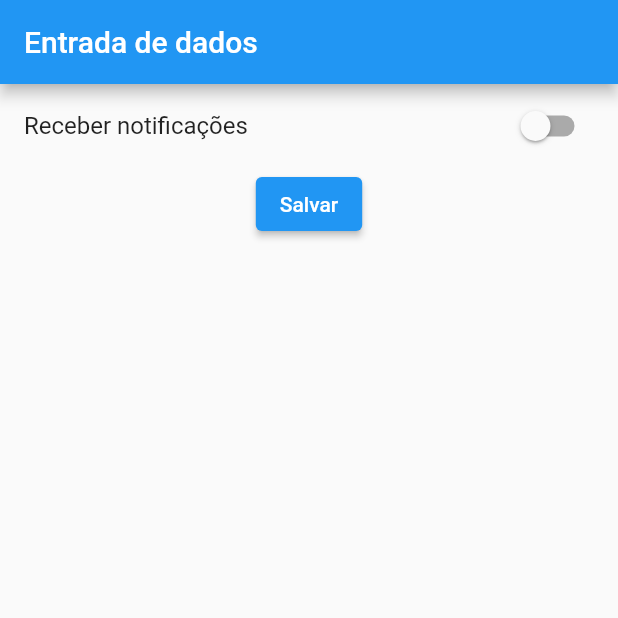
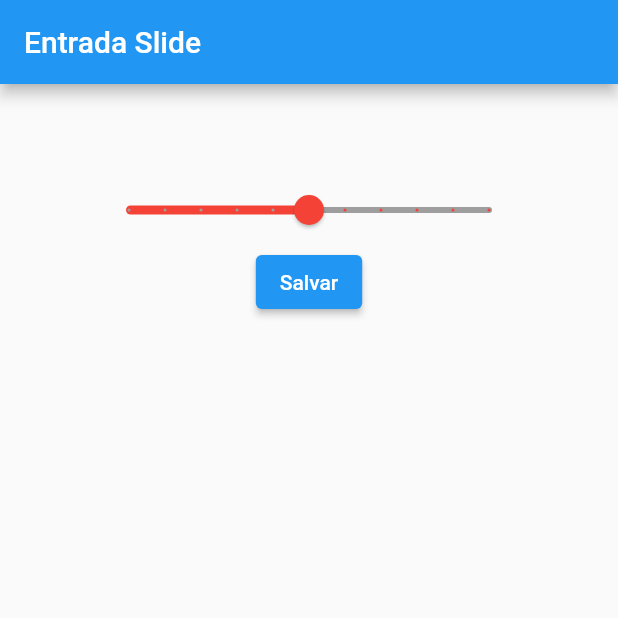
Before and after one commit to K4MiR/entrada_dados, a Flutter app: the screen it shows after launch, after a tap on "Salvar", on a phone screen of 412 x 824 dp, the top half of it. Run offline on Flutter 3.47's test engine with Material 2 defaults, Android fonts, the phone set to English and light mode, and no system bars.

Commit message:
foi adicionado a funçao de slide

```diff
--- /dev/null
+++ b/lib/EntradaSlide.dart
@@ -0,0 +1,51 @@
+import 'package:flutter/material.dart';
+
+
+class EntradaSlide extends StatefulWidget {
+  const EntradaSlide({Key? key}) : super(key: key);
+
+  @override
+  State<EntradaSlide> createState() => _EntradaSlideState();
+}
+
+class _EntradaSlideState extends State<EntradaSlide> {
+  double valor = 5;
+  String label = "0";
+
+  @override
+  Widget build(BuildContext context) {
+    return Scaffold(
+      appBar: AppBar(
+        title: Text("Entrada Slide"),
+      ),
+      body: Container(
+        padding: EdgeInsets.all(60),
+        child: Column(
+          children: [
+            Slider(
+                value: valor,
+                min: 0,
+                max: 10,
+                label: label,
+                divisions: 10,
+                activeColor: Colors.red,
+                inactiveColor: Colors.grey,
+                onChanged: (double? novoValor){
+                  setState(() {
+                    valor = novoValor!;
+                    label = novoValor.toString();
+                  });
+                  //print("Valor selecionado" + novoValor.toString());
+                },
+            ),
+            ElevatedButton(
+                onPressed: (){
+                  print("Valor selecionado: " + valor.toString());
+                },
+                child: Text("Salvar"))
+          ],
+        ),
+      ),
+    );
+  }
+}
--- a/lib/main.dart
+++ b/lib/main.dart
@@ -1,5 +1,6 @@
 import 'package:entrada_dados/CampoTexto.dart';
 import 'package:entrada_dados/EntradaElevatedButtom.dart';
+import 'package:entrada_dados/EntradaSlide.dart';
 import 'package:entrada_dados/EntradaSwitch.dart';
 import 'package:flutter/material.dart';
 
@@ -9,7 +10,7 @@ void main(){
   runApp(
     MaterialApp(
       debugShowCheckedModeBanner: false,
-      home: EntradaSwitch(),
+      home: EntradaSlide(),
     )
   );
 }
```
